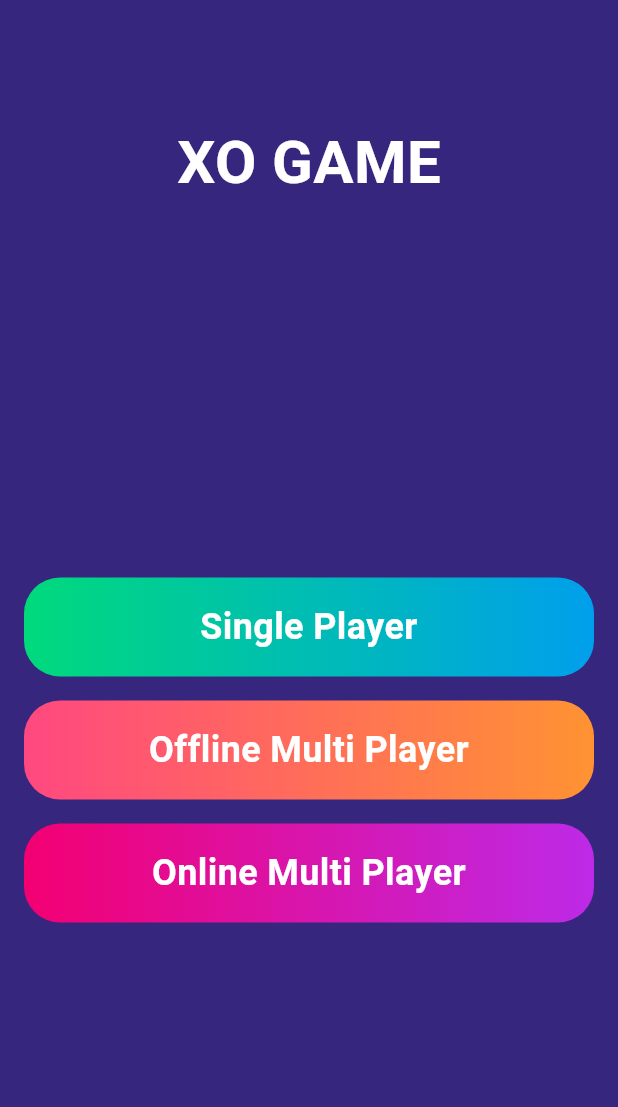
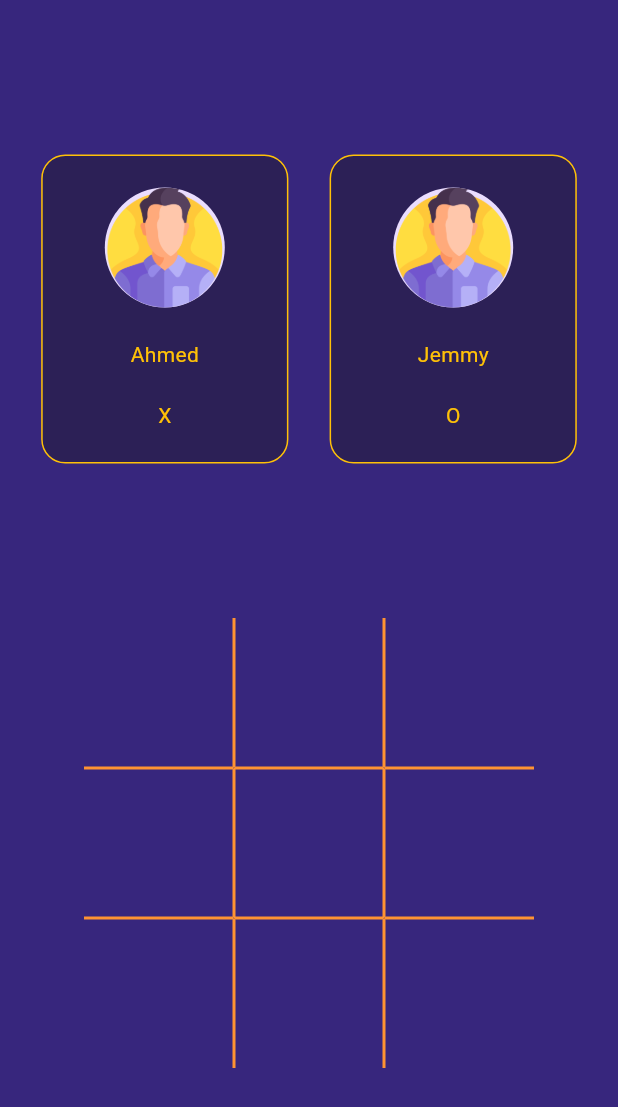
Before and after one commit to ahmd4real/xo_game, a Flutter app: the screen it shows after launch, after a tap on "Offline Multi Player", on a phone screen of 412 x 824 dp. Shown: the top 1107 px of the screen. Run offline on Flutter 3.47's test engine with Material 3 defaults, Android fonts, the phone set to English and light mode, and no system bars.

Commit message:
built the game board , watin' to add logic

```diff
--- a/lib/constants.dart
+++ b/lib/constants.dart
@@ -15,3 +15,8 @@ Color kPurple=const Color(0xffbd2ae7);
 
 Color kRed=const Color(0xffff4880);
 Color kOrange=const Color(0xffff9332);
+
+Color kDarkPurple=const Color(0xff2c2056);
+
+//strings
+const String kAvatar='assets/images/avatar.png';
--- /dev/null
+++ b/lib/view/screens/game_page.dart
@@ -0,0 +1,73 @@
+import 'package:flutter/material.dart';
+import 'package:xo_game/constants.dart';
+import 'package:xo_game/view/widgets/board_sq.dart';
+import 'package:xo_game/view/widgets/user_card.dart';
+
+class GamePage extends StatelessWidget {
+  const GamePage({super.key});
+
+  @override
+  Widget build(BuildContext context) {
+    return Scaffold(
+      backgroundColor: background,
+      body: Column(
+        children: [
+          SizedBox(
+            height: MediaQuery.sizeOf(context).height / 8,
+          ),
+          Row(
+            mainAxisAlignment: MainAxisAlignment.spaceEvenly,
+            children: [
+              UserCard(avatar: kAvatar, userName: 'Ahmed', symbol: 'X'),
+              UserCard(avatar: kAvatar, userName: 'Jemmy', symbol: 'O'),
+            ],
+          ),
+          SizedBox(
+            height: MediaQuery.sizeOf(context).height / 8,
+          ),
+          Row(
+            mainAxisAlignment: MainAxisAlignment.center,
+            children: [
+              BoardSq(
+                left: false,
+                top: false,
+              ),
+              BoardSq(
+                top: false,
+              ),
+              BoardSq(
+                top: false,
+                right: false,
+              ),
+            ],
+          ),
+          Row(
+            mainAxisAlignment: MainAxisAlignment.center,
+            children: [
+              for (int i = 0; i < 3; i++) BoardSq(
+                left: i == 0 ? false : true,
+                right: i==2?false:true,
+              ),
+            ],
+          ),
+          Row(
+            mainAxisAlignment: MainAxisAlignment.center,
+            children: [
+              BoardSq(
+                left: false,
+                bottom: false,
+              ),
+              BoardSq(
+                bottom: false,
+              ),
+              BoardSq(
+                bottom: false,
+                right: false,
+              ),
+            ],
+          ),
+        ],
+      ),
+    );
+  }
+}
--- a/lib/view/screens/home_page.dart
+++ b/lib/view/screens/home_page.dart
@@ -1,5 +1,6 @@
 import 'package:flutter/material.dart';
 import 'package:xo_game/constants.dart';
+import 'package:xo_game/view/screens/game_page.dart';
 import 'package:xo_game/view/screens/levels_page.dart';
 import 'package:xo_game/view/widgets/custom_button.dart';
 
@@ -29,9 +30,9 @@ class HomePage extends StatelessWidget {
               text: options[j],
               onTap: j==0?(){
                 Navigator.push(context, MaterialPageRoute(builder: (context)=> const LevelsPage()));
-              }:(){
-
-              },
+              }:j==1?(){
+                Navigator.push(context, MaterialPageRoute(builder: (context)=> const GamePage()));
+              }:(){}
             ),
           ),
         ]
--- a/lib/view/screens/levels_page.dart
+++ b/lib/view/screens/levels_page.dart
@@ -8,35 +8,52 @@ class LevelsPage extends StatelessWidget {
   @override
   Widget build(BuildContext context) {
     return Scaffold(
-     appBar: AppBar(
+      appBar: AppBar(
+        backgroundColor: background,
+        iconTheme: const IconThemeData(color: Colors.white),
+      ),
       backgroundColor: background,
-      iconTheme: const IconThemeData(color: Colors.white),
-     ),
-      backgroundColor: background,
-
       body: Padding(
         padding: const EdgeInsets.symmetric(vertical: 16.0, horizontal: 32.0),
-        child: ListView(
-          children:  [
-           const  SizedBox(height: 80,),
-            const Center(child: Text("Select Difficulty",style: TextStyle(color: Colors.white,fontSize: 32,fontWeight: FontWeight.bold),)),
-
-        const SizedBox(height: 32,),
-
-          LevelsButton(color1: kRed, color2: kOrange, text: 'Easy',),
-          const SizedBox(height: 16,),
-          LevelsButton(color1: kGreen, color2: kBlue, text: 'Medium',),
-          const SizedBox(height: 16,),
-          LevelsButton(color1: kPurple, color2: kPink, text: 'Hard',),
-             const SizedBox(height: 16,),
-
-
-
-          ]
-
-        ),
+        child: ListView(children: [
+          const SizedBox(
+            height: 80,
+          ),
+          const Center(
+              child: Text(
+            "Select Difficulty",
+            style: TextStyle(
+                color: Colors.white, fontSize: 32, fontWeight: FontWeight.bold),
+          )),
+          const SizedBox(
+            height: 32,
+          ),
+          LevelsButton(
+            color1: kRed,
+            color2: kOrange,
+            text: 'Easy',
+          ),
+          const SizedBox(
+            height: 64,
+          ),
+          LevelsButton(
+            color1: kGreen,
+            color2: kBlue,
+            text: 'Medium',
+          ),
+          const SizedBox(
+            height: 64,
+          ),
+          LevelsButton(
+            color1: kPurple,
+            color2: kPink,
+            text: 'Hard',
+          ),
+          const SizedBox(
+            height: 64,
+          ),
+        ]),
       ),
     );
-
   }
 }
--- /dev/null
+++ b/lib/view/widgets/board_sq.dart
@@ -0,0 +1,62 @@
+import 'package:flutter/material.dart';
+import 'package:xo_game/constants.dart';
+
+class BoardSq extends StatefulWidget {
+  BoardSq(
+      {this.bottom = true,
+      this.left = true,
+      this.right = true,
+      this.top = true,
+      super.key});
+  bool left, right, top, bottom;
+
+  @override
+  State<BoardSq> createState() => _BoardSqState();
+}
+
+class _BoardSqState extends State<BoardSq> {
+  String symbol = '';
+  bool isXturn = true;
+  @override
+  Widget build(BuildContext context) {
+    return InkWell(
+        onTap: () {
+          setState(() {
+            symbol = isXturn ? 'X' : 'O';
+            isXturn = !isXturn;
+          });
+        },
+        child: Container(
+          width: 100,
+          height: 100,
+          decoration: BoxDecoration(
+            border: Border(
+              bottom: widget.bottom
+                  ? BorderSide(color: kOrange, width: 1)
+                  : BorderSide.none,
+              left: widget.left
+                  ? BorderSide(color: kOrange, width: 1)
+                  : BorderSide.none,
+              right: widget.right
+                  ? BorderSide(color: kOrange, width: 1)
+                  : BorderSide.none,
+              top: widget.top
+                  ? BorderSide(color: kOrange, width: 1)
+                  : BorderSide.none,
+            ),
+          ),
+          child: Container(
+            decoration: BoxDecoration(),
+            child: Center(
+              child: Text(
+                symbol,
+                style: TextStyle(
+                    color: Colors.amber,
+                    fontSize: 50,
+                    fontWeight: FontWeight.bold),
+              ),
+            ),
+          ),
+        ));
+  }
+}
--- a/lib/view/widgets/levels_button.dart
+++ b/lib/view/widgets/levels_button.dart
@@ -30,13 +30,13 @@ class LevelsButton extends StatelessWidget {
 
         left: 0,
         child: Container(
-          height: 32,
-          width: 32,
+          height: 64,
+          width: 64,
 
           decoration: const BoxDecoration(
             shape: BoxShape.circle,
               color: Colors.white,
-              //borderRadius: BorderRadius.circular(16)
+
               ),
         ),
       )
--- /dev/null
+++ b/lib/view/widgets/user_card.dart
@@ -0,0 +1,38 @@
+import 'package:flutter/material.dart';
+import 'package:xo_game/constants.dart';
+
+class UserCard extends StatelessWidget {
+  UserCard(
+      {super.key, this.avatar, required this.userName, required this.symbol});
+  String? avatar;
+  final String userName, symbol;
+
+  @override
+  Widget build(BuildContext context) {
+    return Container(
+        width: MediaQuery.sizeOf(context).width / 2.5,
+        height: MediaQuery.sizeOf(context).height / 4,
+        decoration: BoxDecoration(
+          color: kDarkPurple,
+          border: Border.all(color: Colors.amber),
+          borderRadius: BorderRadius.circular(16),
+        ),
+        child: Column(
+          mainAxisAlignment: MainAxisAlignment.spaceEvenly,
+          children: [
+            const CircleAvatar(
+              radius: 40,
+              backgroundImage: AssetImage(kAvatar),
+            ),
+            Text(
+              userName,
+              style: const TextStyle(color: Colors.amber),
+            ),
+            Text(
+              symbol,
+              style: TextStyle(color: Colors.amber),
+            ),
+          ],
+        ));
+  }
+}
--- a/pubspec.yaml
+++ b/pubspec.yaml
@@ -59,8 +59,8 @@ flutter:
   uses-material-design: true
 
   # To add assets to your application, add an assets section, like this:
-  # assets:
-  #   - images/a_dot_burr.jpeg
+  assets:
+    - assets/images/
   #   - images/a_dot_ham.jpeg
 
   # An image asset can refer to one or more resolution-specific "variants", see
```
Also changed, not shown: lib/view/widgets/board.dart (added, +69 -0 lines), assets/images/avatar.png (added).
